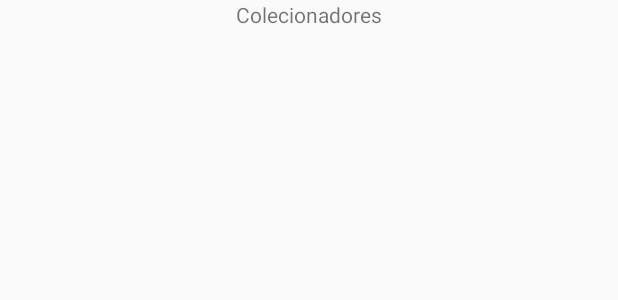
After one commit to rbmarliere/tboox-android, an Android app: the layout fragment_user_list.xml on its own in the app's theme, with its tools: preview values and no code run, on a phone screen of 412 x 824 dp. The commit adds this screen. Shown: the top 300 px of the screen. Run offline under Robolectric (Android 15) with nearby library versions, the phone set to English and light mode, and no system bars.

Commit message:
userlistfragment et al

```diff
--- a/app/src/main/java/info/nsupdate/tboox/tboox/MenuActivity.java
+++ b/app/src/main/java/info/nsupdate/tboox/tboox/MenuActivity.java
@@ -15,6 +15,7 @@ import android.view.MenuItem;
 import layout.BookListFragment;
 import layout.CollectionListFragment;
 import layout.TimelineListFragment;
+import layout.UserListFragment;
 
 public class MenuActivity extends  AppCompatActivity
         implements NavigationView.OnNavigationItemSelectedListener
@@ -87,6 +88,9 @@ public class MenuActivity extends  AppCompatActivity
         } else if (id == R.id.nav_collection) {
             CollectionListFragment collectionListFragment = new CollectionListFragment();
             fragmentManager.beginTransaction().replace(R.id.relative_content_menu, collectionListFragment, collectionListFragment.getTag()).commit();
+        } else if (id == R.id.nav_users) {
+            UserListFragment userListFragment = new UserListFragment();
+            fragmentManager.beginTransaction().replace(R.id.relative_content_menu, userListFragment, userListFragment.getTag()).commit();
         } else if (id == R.id.nav_logout) {
             // todo: Services.forget_token() request...
             startActivity(new Intent(MenuActivity.this, LoginActivity.class));
--- /dev/null
+++ b/app/src/main/res/layout/fragment_user_list.xml
@@ -0,0 +1,22 @@
+<RelativeLayout xmlns:android="http://schemas.android.com/apk/res/android"
+    xmlns:tools="http://schemas.android.com/tools"
+    android:layout_width="match_parent"
+    android:layout_height="match_parent"
+    tools:context="layout.BookListFragment">
+
+    <TextView
+        android:text="Colecionadores"
+        android:id="@+id/caption"
+        android:layout_width="wrap_content"
+        android:layout_height="wrap_content"
+        android:layout_alignParentTop="true"
+        android:layout_centerHorizontal="true" />
+
+    <android.support.v7.widget.RecyclerView
+        android:id="@+id/user_recycler_view"
+        android:layout_width="match_parent"
+        android:layout_height="match_parent"
+        android:layout_below="@+id/caption"
+        android:layout_centerHorizontal="true" />
+
+</RelativeLayout>
--- a/app/src/main/res/menu/menu_nav_drawer.xml
+++ b/app/src/main/res/menu/menu_nav_drawer.xml
@@ -15,6 +15,10 @@
             android:icon="@android:drawable/ic_dialog_dialer"
             android:title="Coleção" />
         <item
+            android:id="@+id/nav_users"
+            android:icon="@android:drawable/ic_dialog_dialer"
+            android:title="Colecionadores" />
+        <item
             android:id="@+id/nav_logout"
             android:icon="@android:drawable/ic_delete"
             android:title="Logout " />
```
Also changed, not shown: app/src/main/java/info/nsupdate/tboox/tboox/adapters/UserAdapter.java (added, +58 -0 lines), app/src/main/java/layout/UserListFragment.java (added, +115 -0 lines), app/src/main/res/layout/holder_user_list.xml (added, +32 -0 lines).
